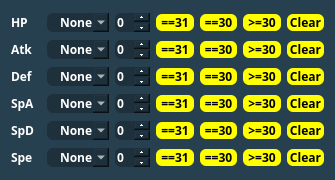
The window that Forms/Controls/IVFilter.ui (Admiral-Fish/PokeFinder) describes before a commit, drawn with Qt 5.
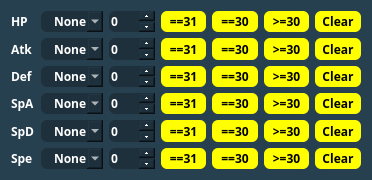
The same window after the commit. Custom widgets are drawn as their Qt base class.

What changed in the file:
```diff
--- a/Forms/Controls/IVFilter.ui
+++ b/Forms/Controls/IVFilter.ui
@@ -6,7 +6,7 @@
    <rect>
     <x>0</x>
     <y>0</y>
-    <width>335</width>
+    <width>372</width>
     <height>180</height>
    </rect>
   </property>
@@ -91,15 +91,15 @@
    <item row="0" column="0">
     <widget class="Label" name="hpLabel">
      <property name="sizePolicy">
-      <sizepolicy hsizetype="Fixed" vsizetype="Fixed">
+      <sizepolicy hsizetype="Fixed" vsizetype="Preferred">
        <horstretch>0</horstretch>
        <verstretch>0</verstretch>
       </sizepolicy>
      </property>
      <property name="minimumSize">
       <size>
-       <width>30</width>
-       <height>16</height>
+       <width>0</width>
+       <height>0</height>
       </size>
      </property>
      <property name="font">
@@ -116,6 +116,12 @@
    </item>
    <item row="0" column="1">
     <widget class="QComboBox" name="comboBoxHP">
+     <property name="sizePolicy">
+      <sizepolicy hsizetype="Preferred" vsizetype="Preferred">
+       <horstretch>0</horstretch>
+       <verstretch>0</verstretch>
+      </sizepolicy>
+     </property>
      <property name="font">
       <font>
        <family>Myriad Pro,Montserrat</family>
@@ -168,7 +174,7 @@
    <item row="0" column="2">
     <widget class="QSpinBox" name="spinBoxHP">
      <property name="sizePolicy">
-      <sizepolicy hsizetype="Fixed" vsizetype="Fixed">
+      <sizepolicy hsizetype="Preferred" vsizetype="Preferred">
        <horstretch>0</horstretch>
        <verstretch>0</verstretch>
       </sizepolicy>
@@ -187,6 +193,12 @@
    </item>
    <item row="0" column="3">
     <widget class="QPushButton" name="pushButton31HP">
+     <property name="sizePolicy">
+      <sizepolicy hsizetype="Preferred" vsizetype="Preferred">
+       <horstretch>0</horstretch>
+       <verstretch>0</verstretch>
+      </sizepolicy>
+     </property>
      <property name="font">
       <font>
        <family>Myriad Pro,Montserrat</family>
@@ -201,6 +213,12 @@
    </item>
    <item row="0" column="4">
     <widget class="QPushButton" name="pushButton30HP">
+     <property name="sizePolicy">
+      <sizepolicy hsizetype="Preferred" vsizetype="Preferred">
+       <horstretch>0</horstretch>
+       <verstretch>0</verstretch>
+      </sizepolicy>
+     </property>
      <property name="font">
       <font>
        <family>Myriad Pro,Montserrat</family>
@@ -215,6 +233,12 @@
    </item>
    <item row="0" column="5">
     <widget class="QPushButton" name="pushButtonG30HP">
+     <property name="sizePolicy">
+      <sizepolicy hsizetype="Preferred" vsizetype="Preferred">
+       <horstretch>0</horstretch>
+       <verstretch>0</verstretch>
+      </sizepolicy>
+     </property>
      <property name="font">
       <font>
        <family>Myriad Pro,Montserrat</family>
@@ -229,6 +253,12 @@
    </item>
    <item row="0" column="6">
     <widget class="QPushButton" name="pushButtonClearHP">
+     <property name="sizePolicy">
+      <sizepolicy hsizetype="Preferred" vsizetype="Preferred">
+       <horstretch>0</horstretch>
+       <verstretch>0</verstretch>
+      </sizepolicy>
+     </property>
      <property name="font">
       <font>
        <family>Myriad Pro,Montserrat</family>
@@ -243,6 +273,12 @@
    </item>
    <item row="1" column="0">
     <widget class="Label" name="atkLabel">
+     <property name="sizePolicy">
+      <sizepolicy hsizetype="Fixed" vsizetype="Preferred">
+       <horstretch>0</horstretch>
+       <verstretch>0</verstretch>
+      </sizepolicy>
+     </property>
      <property name="font">
       <font>
        <family>Myriad Pro,Montserrat</family>
@@ -257,6 +293,12 @@
    </item>
    <item row="1" column="1">
     <widget class="QComboBox" name="comboBoxAtk">
+     <property name="sizePolicy">
+      <sizepolicy hsizetype="Preferred" vsizetype="Preferred">
+       <horstretch>0</horstretch>
+       <verstretch>0</verstretch>
+      </sizepolicy>
+     </property>
      <property name="font">
       <font>
        <family>Myriad Pro,Montserrat</family>
@@ -308,6 +350,12 @@
    </item>
    <item row="1" column="2">
     <widget class="QSpinBox" name="spinBoxAtk">
+     <property name="sizePolicy">
+      <sizepolicy hsizetype="Preferred" vsizetype="Preferred">
+       <horstretch>0</horstretch>
+       <verstretch>0</verstretch>
+      </sizepolicy>
+     </property>
      <property name="font">
       <font>
        <family>Myriad Pro,Montserrat</family>
@@ -322,6 +370,12 @@
    </item>
    <item row="1" column="3">
     <widget class="QPushButton" name="pushButton31Atk">
+     <property name="sizePolicy">
+      <sizepolicy hsizetype="Preferred" vsizetype="Preferred">
+       <horstretch>0</horstretch>
+       <verstretch>0</verstretch>
+      </sizepolicy>
+     </property>
      <property name="font">
       <font>
        <family>Myriad Pro,Montserrat</family>
@@ -336,6 +390,12 @@
    </item>
    <item row="1" column="4">
     <widget class="QPushButton" name="pushButton30Atk">
+     <property name="sizePolicy">
+      <sizepolicy hsizetype="Preferred" vsizetype="Preferred">
+       <horstretch>0</horstretch>
+       <verstretch>0</verstretch>
+      </sizepolicy>
+     </property>
      <property name="font">
       <font>
        <family>Myriad Pro,Montserrat</family>
@@ -350,6 +410,12 @@
    </item>
    <item row="1" column="5">
     <widget class="QPushButton" name="pushButtonG30Atk">
+     <property name="sizePolicy">
+      <sizepolicy hsizetype="Preferred" vsizetype="Preferred">
+       <horstretch>0</horstretch>
+       <verstretch>0</verstretch>
+      </sizepolicy>
+     </property>
      <property name="font">
       <font>
        <family>Myriad Pro,Montserrat</family>
@@ -364,6 +430,12 @@
    </item>
    <item row="1" column="6">
     <widget class="QPushButton" name="pushButtonClearAtk">
+     <property name="sizePolicy">
+      <sizepolicy hsizetype="Preferred" vsizetype="Preferred">
+       <horstretch>0</horstretch>
+       <verstretch>0</verstretch>
+      </sizepolicy>
+     </property>
      <property name="font">
       <font>
        <family>Myriad Pro,Montserrat</family>
@@ -378,6 +450,12 @@
    </item>
    <item row="2" column="0">
     <widget class="Label" name="defLabel">
+     <property name="sizePolicy">
+      <sizepolicy hsizetype="Fixed" vsizetype="Preferred">
+       <horstretch>0</horstretch>
+       <verstretch>0</verstretch>
+      </sizepolicy>
+     </property>
      <property name="font">
       <font>
        <family>Myriad Pro,Montserrat</family>
@@ -393,7 +471,7 @@
    <item row="2" column="1">
     <widget class="QComboBox" name="comboBoxDef">
      <property name="sizePolicy">
-      <sizepolicy hsizetype="Minimum" vsizetype="Fixed">
+      <sizepolicy hsizetype="Preferred" vsizetype="Preferred">
        <horstretch>0</horstretch>
        <verstretch>0</verstretch>
       </sizepolicy>
@@ -449,6 +527,12 @@
    </item>
    <item row="2" column="2">
     <widget class="QSpinBox" name="spinBoxDef">
+     <property name="sizePolicy">
+      <sizepolicy hsizetype="Preferred" vsizetype="Preferred">
+       <horstretch>0</horstretch>
+       <verstretch>0</verstretch>
+      </sizepolicy>
+     </property>
      <property name="font">
       <font>
        <family>Myriad Pro,Montserrat</family>
@@ -463,6 +547,12 @@
    </item>
    <item row="2" column="3">
     <widget class="QPushButton" name="pushButton31Def">
+     <property name="sizePolicy">
+      <sizepolicy hsizetype="Preferred" vsizetype="Preferred">
+       <horstretch>0</horstretch>
+       <verstretch>0</verstretch>
+      </sizepolicy>
+     </property>
      <property name="font">
       <font>
        <family>Myriad Pro,Montserrat</family>
@@ -477,6 +567,12 @@
    </item>
    <item row="2" column="4">
     <widget class="QPushButton" name="pushButton30Def">
+     <property name="sizePolicy">
+      <sizepolicy hsizetype="Preferred" vsizetype="Preferred">
+       <horstretch>0</horstretch>
+       <verstretch>0</verstretch>
+      </sizepolicy>
+     </property>
      <property name="font">
       <font>
        <family>Myriad Pro,Montserrat</family>
@@ -491,6 +587,12 @@
    </item>
    <item row="2" column="5">
     <widget class="QPushButton" name="pushButtonG30Def">
+     <property name="sizePolicy">
+      <sizepolicy hsizetype="Preferred" vsizetype="Preferred">
+       <horstretch>0</horstretch>
+       <verstretch>0</verstretch>
+      </sizepolicy>
+     </property>
      <property name="font">
       <font>
        <family>Myriad Pro,Montserrat</family>
@@ -505,6 +607,12 @@
    </item>
    <item row="2" column="6">
     <widget class="QPushButton" name="pushButtonClearDef">
+     <property name="sizePolicy">
+      <sizepolicy hsizetype="Preferred" vsizetype="Preferred">
+       <horstretch>0</horstretch>
+       <verstretch>0</verstretch>
+      </sizepolicy>
+     </property>
      <property name="font">
       <font>
        <family>Myriad Pro,Montserrat</family>
@@ -519,6 +627,12 @@
    </item>
    <item row="3" column="0">
     <widget class="Label" name="spaLabel">
+     <property name="sizePolicy">
+      <sizepolicy hsizetype="Fixed" vsizetype="Preferred">
+       <horstretch>0</horstretch>
+       <verstretch>0</verstretch>
+      </sizepolicy>
+     </property>
      <property name="font">
       <font>
        <family>Myriad Pro,Montserrat</family>
@@ -533,6 +647,12 @@
    </item>
    <item row="3" column="1">
     <widget class="QComboBox" name="comboBoxSpA">
+     <property name="sizePolicy">
+      <sizepolicy hsizetype="Preferred" vsizetype="Preferred">
+       <horstretch>0</horstretch>
+       <verstretch>0</verstretch>
+      </sizepolicy>
+     </property>
      <property name="font">
       <font>
        <family>Myriad Pro,Montserrat</family>
@@ -584,6 +704,12 @@
    </item>
    <item row="3" column="2">
     <widget class="QSpinBox" name="spinBoxSpA">
+     <property name="sizePolicy">
+      <sizepolicy hsizetype="Preferred" vsizetype="Preferred">
+       <horstretch>0</horstretch>
+       <verstretch>0</verstretch>
+      </sizepolicy>
+     </property>
      <property name="font">
       <font>
        <family>Myriad Pro,Montserrat</family>
@@ -598,6 +724,12 @@
    </item>
    <item row="3" column="3">
     <widget class="QPushButton" name="pushButton31SpA">
+     <property name="sizePolicy">
+      <sizepolicy hsizetype="Preferred" vsizetype="Preferred">
+       <horstretch>0</horstretch>
+       <verstretch>0</verstretch>
+      </sizepolicy>
+     </property>
      <property name="font">
       <font>
        <family>Myriad Pro,Montserrat</family>
@@ -612,6 +744,12 @@
    </item>
    <item row="3" column="4">
     <widget class="QPushButton" name="pushButton30SpA">
+     <property name="sizePolicy">
+      <sizepolicy hsizetype="Preferred" vsizetype="Preferred">
+       <horstretch>0</horstretch>
+       <verstretch>0</verstretch>
+      </sizepolicy>
+     </property>
      <property name="font">
       <font>
        <family>Myriad Pro,Montserrat</family>
@@ -626,6 +764,12 @@
    </item>
    <item row="3" column="5">
     <widget class="QPushButton" name="pushButtonG30SpA">
+     <property name="sizePolicy">
+      <sizepolicy hsizetype="Preferred" vsizetype="Preferred">
+       <horstretch>0</horstretch>
+       <verstretch>0</verstretch>
+      </sizepolicy>
+     </property>
      <property name="font">
       <font>
        <family>Myriad Pro,Montserrat</family>
@@ -640,6 +784,12 @@
    </item>
    <item row="3" column="6">
     <widget class="QPushButton" name="pushButtonClearSpA">
+     <property name="sizePolicy">
+      <sizepolicy hsizetype="Preferred" vsizetype="Preferred">
+       <horstretch>0</horstretch>
+       <verstretch>0</verstretch>
+      </sizepolicy>
+     </property>
      <property name="font">
       <font>
        <family>Myriad Pro,Montserrat</family>
@@ -654,6 +804,12 @@
    </item>
    <item row="4" column="0">
     <widget class="Label" name="spdLabel">
+     <property name="sizePolicy">
+      <sizepolicy hsizetype="Fixed" vsizetype="Preferred">
+       <horstretch>0</horstretch>
+       <verstretch>0</verstretch>
+      </sizepolicy>
+     </property>
      <property name="font">
       <font>
        <family>Myriad Pro,Montserrat</family>
@@ -668,6 +824,12 @@
    </item>
    <item row="4" column="1">
     <widget class="QComboBox" name="comboBoxSpD">
+     <property name="sizePolicy">
+      <sizepolicy hsizetype="Preferred" vsizetype="Preferred">
+       <horstretch>0</horstretch>
+       <verstretch>0</verstretch>
+      </sizepolicy>
+     </property>
      <property name="font">
       <font>
        <family>Myriad Pro,Montserrat</family>
@@ -719,6 +881,12 @@
    </item>
    <item row="4" column="2">
     <widget class="QSpinBox" name="spinBoxSpD">
+     <property name="sizePolicy">
+      <sizepolicy hsizetype="Preferred" vsizetype="Preferred">
+       <horstretch>0</horstretch>
+       <verstretch>0</verstretch>
+      </sizepolicy>
+     </property>
      <property name="font">
       <font>
        <family>Myriad Pro,Montserrat</family>
@@ -733,6 +901,12 @@
    </item>
    <item row="4" column="3">
     <widget class="QPushButton" name="pushButton31SpD">
+     <property name="sizePolicy">
+      <sizepolicy hsizetype="Preferred" vsizetype="Preferred">
+       <horstretch>0</horstretch>
+       <verstretch>0</verstretch>
+      </sizepolicy>
+     </property>
      <property name="font">
       <font>
        <family>Myriad Pro,Montserrat</family>
@@ -747,6 +921,12 @@
    </item>
    <item row="4" column="4">
     <widget class="QPushButton" name="pushButton30SpD">
+     <property name="sizePolicy">
+      <sizepolicy hsizetype="Preferred" vsizetype="Preferred">
+       <horstretch>0</horstretch>
+       <verstretch>0</verstretch>
+      </sizepolicy>
+     </property>
      <property name="font">
       <font>
        <family>Myriad Pro,Montserrat</family>
@@ -761,6 +941,12 @@
    </item>
    <item row="4" column="5">
     <widget class="QPushButton" name="pushButtonG30SpD">
+     <property name="sizePolicy">
+      <sizepolicy hsizetype="Preferred" vsizetype="Preferred">
+       <horstretch>0</horstretch>
+       <verstretch>0</verstretch>
+      </sizepolicy>
+     </property>
      <property name="font">
       <font>
        <family>Myriad Pro,Montserrat</family>
@@ -775,6 +961,12 @@
    </item>
    <item row="4" column="6">
     <widget class="QPushButton" name="pushButtonClearSpD">
+     <property name="sizePolicy">
+      <sizepolicy hsizetype="Preferred" vsizetype="Preferred">
+       <horstretch>0</horstretch>
+       <verstretch>0</verstretch>
+      </sizepolicy>
+     </property>
      <property name="font">
       <font>
        <family>Myriad Pro,Montserrat</family>
@@ -789,6 +981,12 @@
    </item>
    <item row="5" column="0">
     <widget class="Label" name="speLabel">
+     <property name="sizePolicy">
+      <sizepolicy hsizetype="Fixed" vsizetype="Preferred">
+       <horstretch>0</horstretch>
+       <verstretch>0</verstretch>
+      </sizepolicy>
+     </property>
      <property name="font">
       <font>
        <family>Myriad Pro,Montserrat</family>
@@ -804,15 +1002,15 @@
    <item row="5" column="1">
     <widget class="QComboBox" name="comboBoxSpe">
      <property name="sizePolicy">
-      <sizepolicy hsizetype="Fixed" vsizetype="Fixed">
+      <sizepolicy hsizetype="Preferred" vsizetype="Preferred">
        <horstretch>0</horstretch>
        <verstretch>0</verstretch>
       </sizepolicy>
      </property>
      <property name="minimumSize">
       <size>
-       <width>53</width>
-       <height>13</height>
+       <width>0</width>
+       <height>0</height>
       </size>
      </property>
      <property name="font">
@@ -866,6 +1064,12 @@
    </item>
    <item row="5" column="2">
     <widget class="QSpinBox" name="spinBoxSpe">
+     <property name="sizePolicy">
+      <sizepolicy hsizetype="Preferred" vsizetype="Preferred">
+       <horstretch>0</horstretch>
+       <verstretch>0</verstretch>
+      </sizepolicy>
+     </property>
      <property name="font">
       <font>
        <family>Myriad Pro,Montserrat</family>
@@ -880,6 +1084,12 @@
    </item>
    <item row="5" column="3">
     <widget class="QPushButton" name="pushButton31Spe">
+     <property name="sizePolicy">
+      <sizepolicy hsizetype="Preferred" vsizetype="Preferred">
+       <horstretch>0</horstretch>
+       <verstretch>0</verstretch>
+      </sizepolicy>
+     </property>
      <property name="font">
       <font>
        <family>Myriad Pro,Montserrat</family>
@@ -894,6 +1104,12 @@
    </item>
    <item row="5" column="4">
     <widget class="QPushButton" name="pushButton30Spe">
+     <property name="sizePolicy">
+      <sizepolicy hsizetype="Preferred" vsizetype="Preferred">
+       <horstretch>0</horstretch>
+       <verstretch>0</verstretch>
+      </sizepolicy>
+     </property>
      <property name="font">
       <font>
        <family>Myriad Pro,Montserrat</family>
@@ -908,6 +1124,12 @@
    </item>
    <item row="5" column="5">
     <widget class="QPushButton" name="pushButtonG30Spe">
+     <property name="sizePolicy">
+      <sizepolicy hsizetype="Preferred" vsizetype="Preferred">
+       <horstretch>0</horstretch>
+       <verstretch>0</verstretch>
+      </sizepolicy>
+     </property>
      <property name="font">
       <font>
        <family>Myriad Pro,Montserrat</family>
@@ -922,6 +1144,12 @@
    </item>
    <item row="5" column="6">
     <widget class="QPushButton" name="pushButtonClearSpe">
+     <property name="sizePolicy">
+      <sizepolicy hsizetype="Preferred" vsizetype="Preferred">
+       <horstretch>0</horstretch>
+       <verstretch>0</verstretch>
+      </sizepolicy>
+     </property>
      <property name="font">
       <font>
        <family>Myriad Pro,Montserrat</family>
```
